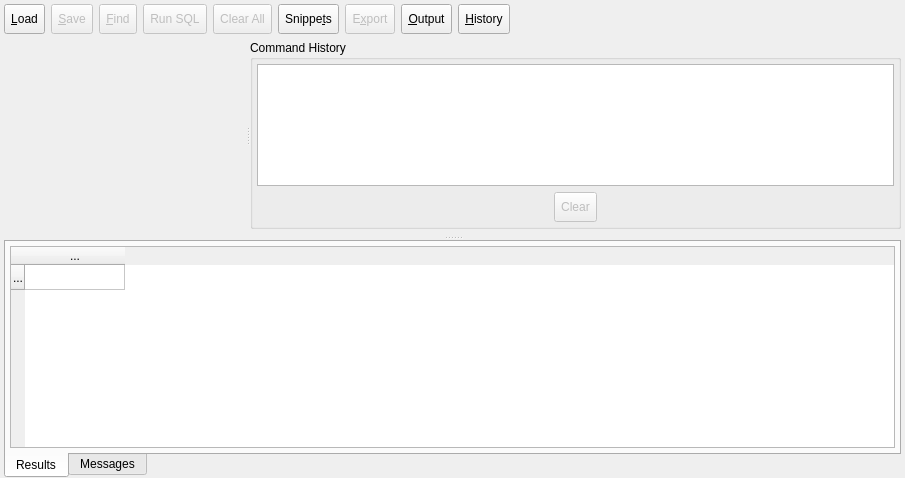
Old version of the form libpgmodeler_ui/ui/sqlexecutionwidget.ui in the repository pgmodeler/pgmodeler.
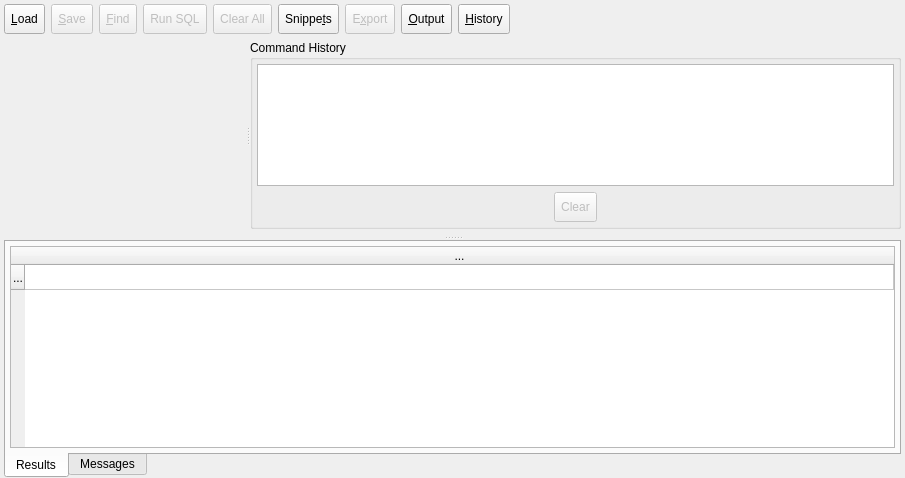
New version of the form. Icons and pictures are not drawn.

```diff
--- a/libpgmodeler_ui/ui/sqlexecutionwidget.ui
+++ b/libpgmodeler_ui/ui/sqlexecutionwidget.ui
@@ -727,6 +727,9 @@
                    <property name="sortingEnabled">
                     <bool>false</bool>
                    </property>
+                   <attribute name="horizontalHeaderStretchLastSection">
+                    <bool>true</bool>
+                   </attribute>
                    <attribute name="verticalHeaderDefaultSectionSize">
                     <number>25</number>
                    </attribute>
```
